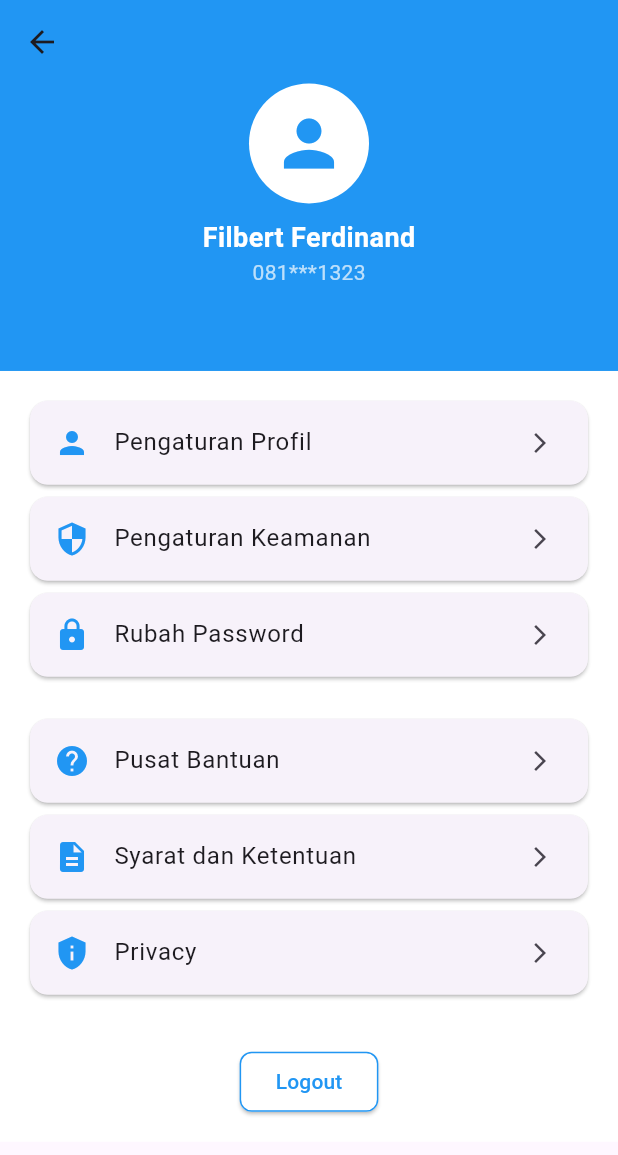
After one commit to ToastF/VaultBank, a Flutter app: the ProfilePage screen opened directly, on a phone screen of 412 x 824 dp. The commit adds this screen. Shown: the top 1155 px of the screen. Run offline on Flutter 3.47's test engine with Material 3 defaults, Android fonts, the phone set to English and light mode, and no system bars; our stand-ins replace cloud_firestore, firebase_auth, firebase_core, flutter_bloc, isar; accounts and stored records are empty; generated files the repository leaves out were written again.

Commit message:
adding header and balance widget

```diff
--- /dev/null
+++ b/lib/features/home/ui/page/profile.dart
@@ -0,0 +1,89 @@
+import 'package:flutter/material.dart';
+
+class ProfilePage extends StatelessWidget {
+  const ProfilePage({super.key});
+
+  @override
+  Widget build(BuildContext context) {
+    return Scaffold(
+      body: CustomScrollView(
+        slivers: [
+          // Blue background
+          SliverAppBar(
+            expandedHeight: MediaQuery.of(context).size.height * 0.3, // 30% layar
+            pinned: false,
+            backgroundColor: Colors.blue,
+            flexibleSpace: FlexibleSpaceBar(
+              background: Container(
+                color: Colors.blue,
+                child: SafeArea(
+                  child: Column(
+                    mainAxisAlignment: MainAxisAlignment.center,
+                    children: [
+                      const CircleAvatar(
+                        radius: 40,
+                        backgroundColor: Colors.white,
+                        child: Icon(Icons.person, size: 50, color: Colors.blue),
+                      ),
+                      const SizedBox(height: 10),
+                      const Text(
+                        "Filbert Ferdinand",
+                        style: TextStyle(color: Colors.white, fontSize: 18, fontWeight: FontWeight.bold),
+                      ),
+                      const Text(
+                        "081***1323",
+                        style: TextStyle(color: Colors.white70, fontSize: 14),
+                      ),
+                    ],
+                  ),
+                ),
+              ),
+            ),
+          ),
+
+          // white background
+          SliverToBoxAdapter(
+            child: Container(
+              color: Colors.white,
+              padding: const EdgeInsets.all(16.0),
+              child: Column(
+                children: [
+                  _buildMenuItem(Icons.person, "Pengaturan Profil"),
+                  _buildMenuItem(Icons.security, "Pengaturan Keamanan"),
+                  _buildMenuItem(Icons.lock, "Rubah Password"),
+                  const SizedBox(height: 20),
+                  _buildMenuItem(Icons.help, "Pusat Bantuan"),
+                  _buildMenuItem(Icons.description, "Syarat dan Ketentuan"),
+                  _buildMenuItem(Icons.privacy_tip, "Privacy"),
+                  const SizedBox(height: 30),
+                  ElevatedButton(
+                    onPressed: () {},
+                    style: ElevatedButton.styleFrom(
+                      backgroundColor: Colors.white,
+                      side: const BorderSide(color: Colors.blue),
+                      shape: RoundedRectangleBorder(
+                        borderRadius: BorderRadius.circular(8),
+                      ),
+                    ),
+                    child: const Text("Logout", style: TextStyle(color: Colors.blue)),
+                  ),
+                ],
+              ),
+            ),
+          ),
+        ],
+      ),
+    );
+  }
+
+  Widget _buildMenuItem(IconData icon, String title) {
+    return Card(
+      child: ListTile(
+        leading: Icon(icon, color: Colors.blue),
+        title: Text(title),
+        trailing: const Icon(Icons.arrow_forward_ios, size: 16),
+        onTap: () {},
+      ),
+    );
+  }
+}
--- a/lib/main.dart
+++ b/lib/main.dart
@@ -3,6 +3,7 @@ import 'package:flutter_bloc/flutter_bloc.dart';
 import 'package:firebase_core/firebase_core.dart';
 import 'package:firebase_auth/firebase_auth.dart';
 import 'package:cloud_firestore/cloud_firestore.dart';
+import 'package:vaultbank/features/auth/ui/page/welcome_screen.dart';
 import 'package:vaultbank/features/home/ui/page/home_screen.dart';
 import './data/local_storage.dart';
 import 'features/auth/data/repositories/auth_repository_impl.dart';
@@ -10,7 +11,6 @@ import 'features/user/data/repositories/user_repository_impl.dart';
 import './features/auth/ui/cubit/auth_cubit.dart';
 import './core/util/navi_util.dart';
 import 'features/auth/service/register_user.dart';
-import 'features/auth/ui/page/Welcome_screen.dart';
 import './features/user/ui/cubit/user_cubit.dart';
 
 void main() async {
@@ -59,6 +59,7 @@ class MyApp extends StatelessWidget {
   Widget build(BuildContext context) {
     return MaterialApp(
       // BlocListener (checks for state change)
+      debugShowCheckedModeBanner: false,
       home: BlocListener<AuthCubit, AuthState>(
         listener: (context, state) {
           // if user is authenticated, skip login/signup and go to HomeScreen
--- a/pubspec.yaml
+++ b/pubspec.yaml
@@ -42,6 +42,7 @@ dependencies:
   isar: ^3.1.0
   isar_flutter_libs: ^3.1.0
   path_provider: ^2.1.5
+  intl: ^0.20.2
 
 dev_dependencies:
   flutter_test:
```
Also changed, not shown: lib/features/home/ui/page/home_screen.dart (+13 -6 lines), lib/features/home/ui/widget/balance_card.dart (added, +82 -0 lines), lib/features/home/ui/widget/home_header.dart (added, +40 -0 lines), pubspec.lock, 1 other file.
